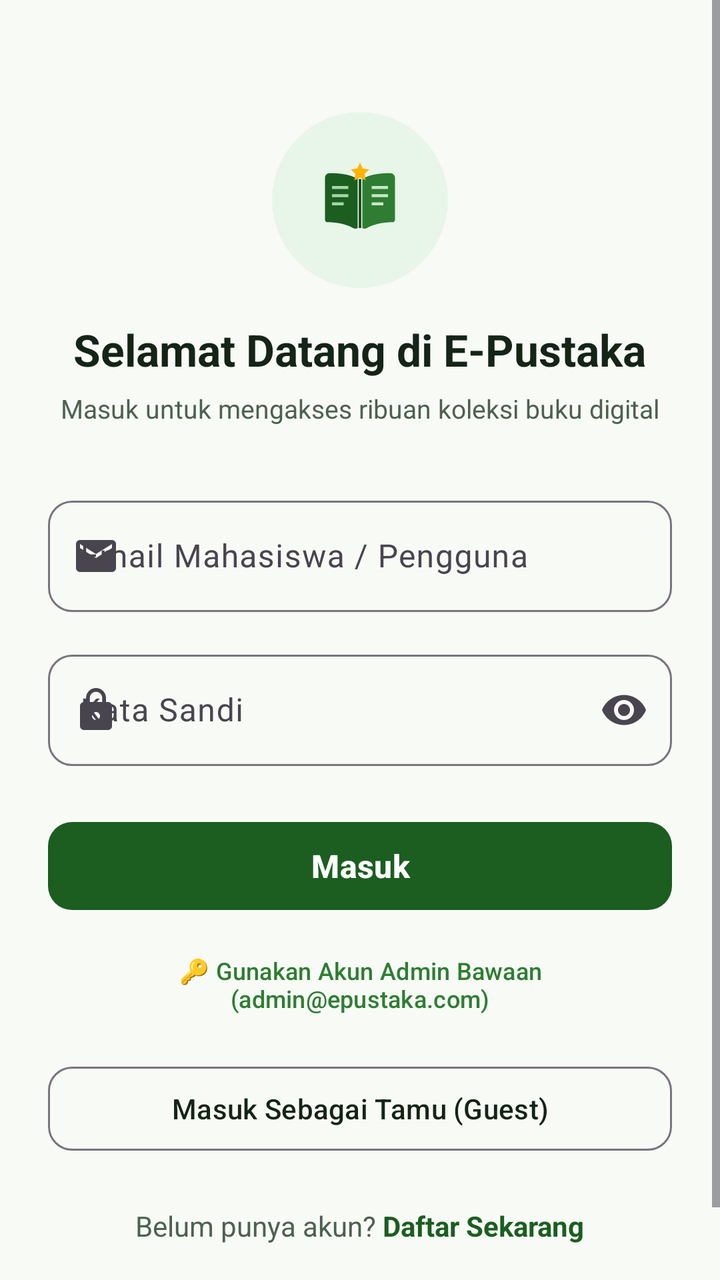
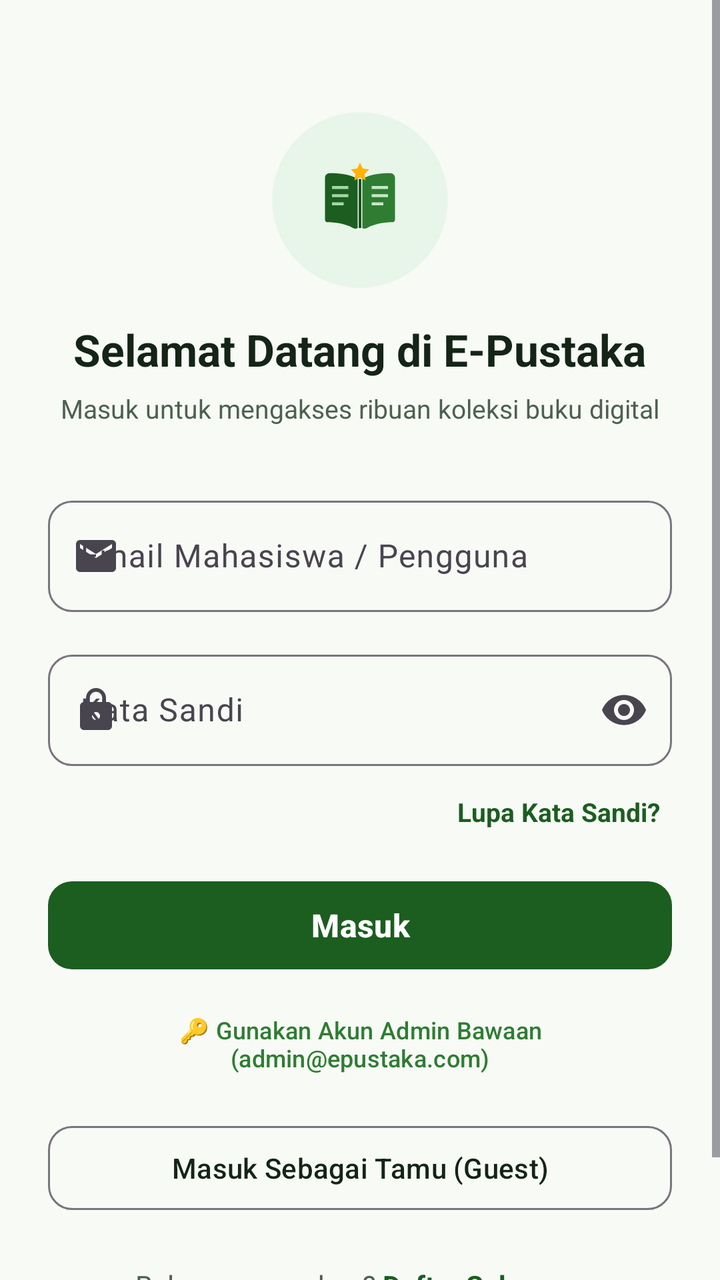

The first picture is an Android layout as it rendered before a commit; the second is the same layout after the commit. The layout source and the unified diff follow.
<!-- AndroidManifest.xml: application theme Theme.Perpustakaan2 -->
<!-- res/layout/activity_login.xml -->
<?xml version="1.0" encoding="utf-8"?>
<ScrollView xmlns:android="http://schemas.android.com/apk/res/android"
    xmlns:app="http://schemas.android.com/apk/res-auto"
    android:layout_width="match_parent"
    android:layout_height="match_parent"
    android:fillViewport="true"
    android:background="@color/background">

    <LinearLayout
        android:layout_width="match_parent"
        android:layout_height="wrap_content"
        android:gravity="center_horizontal"
        android:orientation="vertical"
        android:padding="24dp">

        <com.google.android.material.card.MaterialCardView
            android:layout_width="88dp"
            android:layout_height="88dp"
            android:layout_marginTop="32dp"
            app:cardBackgroundColor="@color/primary_light"
            app:cardCornerRadius="44dp"
            app:cardElevation="0dp"
            app:strokeWidth="0dp">

            <ImageView
                android:layout_width="56dp"
                android:layout_height="56dp"
                android:layout_gravity="center"
                android:contentDescription="@string/app_name"
                android:src="@drawable/ic_logo_epustaka" />
        </com.google.android.material.card.MaterialCardView>

        <TextView
            android:layout_width="wrap_content"
            android:layout_height="wrap_content"
            android:layout_marginTop="16dp"
            android:text="Selamat Datang di E-Pustaka"
            android:textColor="@color/text_primary"
            android:textSize="22sp"
            android:textStyle="bold" />

        <TextView
            android:layout_width="wrap_content"
            android:layout_height="wrap_content"
            android:layout_marginTop="6dp"
            android:text="Masuk untuk mengakses ribuan koleksi buku digital"
            android:textColor="@color/text_secondary"
            android:textSize="13sp" />

        <com.google.android.material.textfield.TextInputLayout
            android:id="@+id/tilEmail"
            style="@style/Widget.Material3.TextInputLayout.OutlinedBox"
            android:layout_width="match_parent"
            android:layout_height="wrap_content"
            android:layout_marginTop="32dp"
            android:hint="Email Mahasiswa / Pengguna"
            app:boxCornerRadiusBottomEnd="12dp"
            app:boxCornerRadiusBottomStart="12dp"
            app:boxCornerRadiusTopEnd="12dp"
            app:boxCornerRadiusTopStart="12dp"
            app:startIconDrawable="@drawable/ic_email">

            <com.google.android.material.textfield.TextInputEditText
                android:id="@+id/etEmail"
                android:layout_width="match_parent"
                android:layout_height="wrap_content"
                android:inputType="textEmailAddress"
                android:singleLine="true" />
        </com.google.android.material.textfield.TextInputLayout>

        <com.google.android.material.textfield.TextInputLayout
            android:id="@+id/tilPassword"
            style="@style/Widget.Material3.TextInputLayout.OutlinedBox"
            android:layout_width="match_parent"
            android:layout_height="wrap_content"
            android:layout_marginTop="16dp"
            android:hint="Kata Sandi"
            app:boxCornerRadiusBottomEnd="12dp"
            app:boxCornerRadiusBottomStart="12dp"
            app:boxCornerRadiusTopEnd="12dp"
            app:boxCornerRadiusTopStart="12dp"
            app:endIconMode="password_toggle"
            app:startIconDrawable="@drawable/ic_lock">

            <com.google.android.material.textfield.TextInputEditText
                android:id="@+id/etPassword"
                android:layout_width="match_parent"
                android:layout_height="wrap_content"
                android:inputType="textPassword"
                android:singleLine="true" />
        </com.google.android.material.textfield.TextInputLayout>

        <com.google.android.material.button.MaterialButton
            android:id="@+id/btnLogin"
            android:layout_width="match_parent"
            android:layout_height="52dp"
            android:layout_marginTop="24dp"
            android:text="Masuk"
            android:textSize="16sp"
            android:textStyle="bold"
            app:cornerRadius="12dp" />

        <com.google.android.material.button.MaterialButton
            android:id="@+id/btnQuickAdmin"
            style="@style/Widget.Material3.Button.TextButton"
            android:layout_width="wrap_content"
            android:layout_height="wrap_content"
            android:layout_marginTop="8dp"
            android:text="🔑 Gunakan Akun Admin Bawaan (admin@epustaka.com)"
            android:textColor="@color/secondary"
            android:textSize="12sp" />

        <com.google.android.material.button.MaterialButton
            android:id="@+id/btnGuest"
            style="@style/Widget.Material3.Button.OutlinedButton"
            android:layout_width="match_parent"
            android:layout_height="50dp"
            android:layout_marginTop="12dp"
            android:text="Masuk Sebagai Tamu (Guest)"
            android:textColor="@color/text_primary"
            android:textSize="14sp"
            app:cornerRadius="12dp" />

        <LinearLayout
            android:layout_width="wrap_content"
            android:layout_height="wrap_content"
            android:layout_marginTop="24dp"
            android:layout_marginBottom="32dp"
            android:gravity="center"
            android:orientation="horizontal">

            <TextView
                android:layout_width="wrap_content"
                android:layout_height="wrap_content"
                android:text="Belum punya akun? "
                android:textColor="@color/text_secondary"
                android:textSize="14sp" />

            <TextView
                android:id="@+id/tvRegisterLink"
                android:layout_width="wrap_content"
                android:layout_height="wrap_content"
                android:text="Daftar Sekarang"
                android:textColor="@color/primary"
                android:textSize="14sp"
                android:textStyle="bold" />
        </LinearLayout>
    </LinearLayout>
</ScrollView>
<!-- resources referenced by this layout -->
<resources>
  <color name="background">#F8FAF6</color>
  <color name="primary">#1B5E20</color>
  <color name="primary_light">#E8F5E9</color>
  <color name="secondary">#2E7D32</color>
  <color name="text_primary">#142416</color>
  <color name="text_secondary">#4D614F</color>
  <!-- drawable ic_email (drawable) -->
  <vector xmlns:android="http://schemas.android.com/apk/res/android"
      android:width="24dp"
      android:height="24dp"
      android:viewportWidth="24"
      android:viewportHeight="24">
    <path
        android:fillColor="#FF000000"
        android:pathData="M20,4H4c-1.1,0 -1.99,0.9 -1.99,2L2,18c0,1.1 0.9,2 2,2h16c1.1,0 2,-0.9 2,-2V6c0,-1.1 -0.9,-2 -2,-2zm0,4l-8,5 -8,-5V6l8,5 8,-5v2z"/>
  </vector>
  <!-- drawable ic_lock (drawable) -->
  <vector xmlns:android="http://schemas.android.com/apk/res/android"
      android:width="24dp"
      android:height="24dp"
      android:viewportWidth="24"
      android:viewportHeight="24">
    <path
        android:fillColor="#FF000000"
        android:pathData="M18,8h-1V6c0,-2.76 -2.24,-5 -5,-5S7,3.24 7,6v2H6c-1.1,0 -2,0.9 -2,2v10c0,1.1 0.9,2 2,2h12c1.1,0 2,-0.9 2,-2V10c0,-1.1 -0.9,-2 -2,-2zm-6,9c-1.1,0 -2,-0.9 -2,-2s0.9,-2 2,-2 2,0.9 2,2 -0.9,2 -2,2zm3.1,-9H8.9V6c0,-1.71 1.39,-3.1 3.1,-3.1 1.71,0 3.1,1.39 3.1,3.1v2z"/>
  </vector>
  <!-- drawable ic_logo_epustaka (drawable) -->
  <?xml version="1.0" encoding="utf-8"?>
  <vector xmlns:android="http://schemas.android.com/apk/res/android"
      android:width="96dp"
      android:height="96dp"
      android:viewportWidth="96"
      android:viewportHeight="96">
      
      <path
          android:fillColor="#1B5E20"
          android:pathData="M46,30c-7.5,-4.5 -16.5,-5 -24,-5c-2.2,0 -4,1.8 -4,4v36c0,1.1 0.9,2 2,2c6.5,0 15,1 22,5c1.3,0.7 2.9,0.7 4,0V30z" />
      
      <path
          android:fillColor="#2E7D32"
          android:pathData="M50,30c7.5,-4.5 16.5,-5 24,-5c2.2,0 4,1.8 4,4v36c0,1.1 -0.9,2 -2,2c-6.5,0 -15,1 -22,5c-1.3,0.7 -2.9,0.7 -4,0V30z" />
      
      <path
          android:fillColor="#0E3D13"
          android:pathData="M47,30h2v42h-2z" />
      
      <path
          android:fillColor="#A5D6A7"
          android:pathData="M24,36h14v2.5h-14zM24,43h14v2.5h-14zM24,50h10v2.5h-10z" />
      
      <path
          android:fillColor="#C8E6C9"
          android:pathData="M58,36h14v2.5h-14zM58,43h14v2.5h-14zM58,50h10v2.5h-10z" />
      
      <path
          android:fillColor="#FFB300"
          android:pathData="M48,16l2.4,5l5.5,0.8l-4,3.9l0.9,5.5l-4.8,-2.5l-4.8,2.5l0.9,-5.5l-4,-3.9l5.5,-0.8z" />
  </vector>
  <string name="app_name">E-Pustaka</string>
  <style name="Theme.Perpustakaan2" parent="Theme.Material3.DayNight.NoActionBar">
          <item name="colorPrimary">@color/primary</item>
          <item name="colorPrimaryVariant">@color/primary_dark</item>
          <item name="colorSecondary">@color/secondary</item>
          <item name="android:statusBarColor">@color/background</item>
          <item name="android:windowLightStatusBar">true</item>
          <item name="android:windowBackground">@color/background</item>
          <item name="colorSurface">@color/surface</item>
          <item name="colorError">@color/error</item>
      </style>
  <color name="primary_dark">#0E3D13</color>
  <color name="surface">#FFFFFF</color>
  <color name="error">#C62828</color>
</resources>

<!-- the commit's change to res/layout/activity_login.xml (unified diff, before → after) -->
@@ -90,11 +90,26 @@
                 android:singleLine="true" />
         </com.google.android.material.textfield.TextInputLayout>
 
+        <TextView
+            android:id="@+id/tvForgotPassword"
+            android:layout_width="wrap_content"
+            android:layout_height="wrap_content"
+            android:layout_gravity="end"
+            android:layout_marginTop="8dp"
+            android:background="?attr/selectableItemBackgroundBorderless"
+            android:clickable="true"
+            android:focusable="true"
+            android:padding="6dp"
+            android:text="Lupa Kata Sandi?"
+            android:textColor="@color/primary"
+            android:textSize="13sp"
+            android:textStyle="bold" />
+
         <com.google.android.material.button.MaterialButton
             android:id="@+id/btnLogin"
             android:layout_width="match_parent"
             android:layout_height="52dp"
-            android:layout_marginTop="24dp"
+            android:layout_marginTop="16dp"
             android:text="Masuk"
             android:textSize="16sp"
             android:textStyle="bold"
